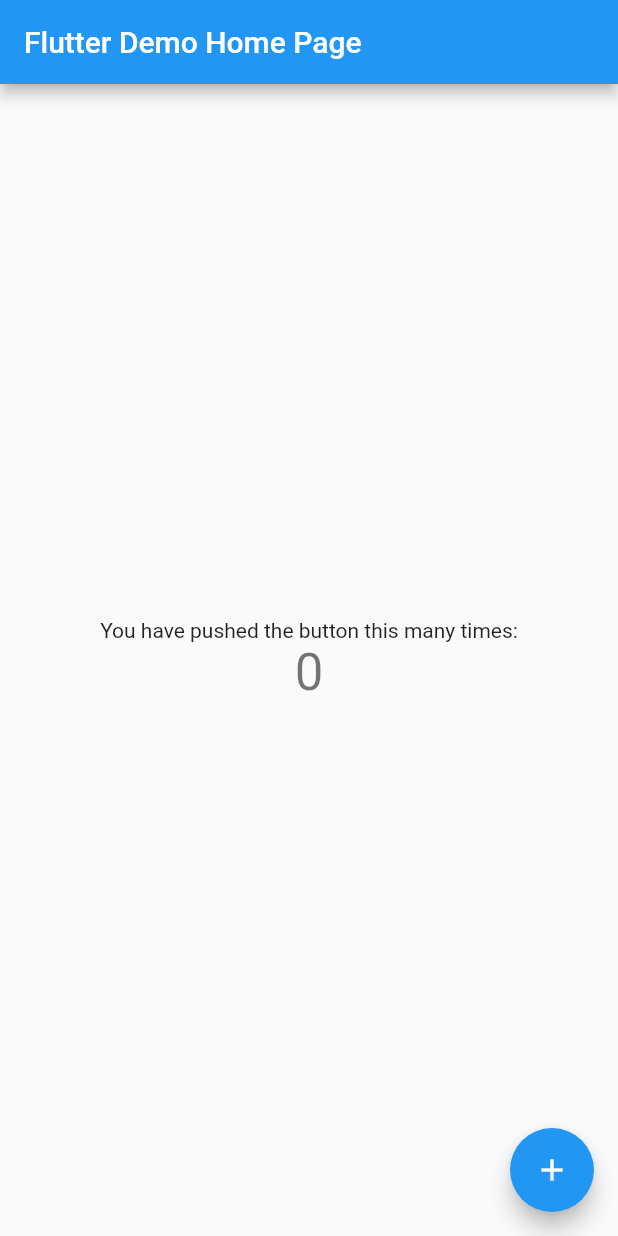
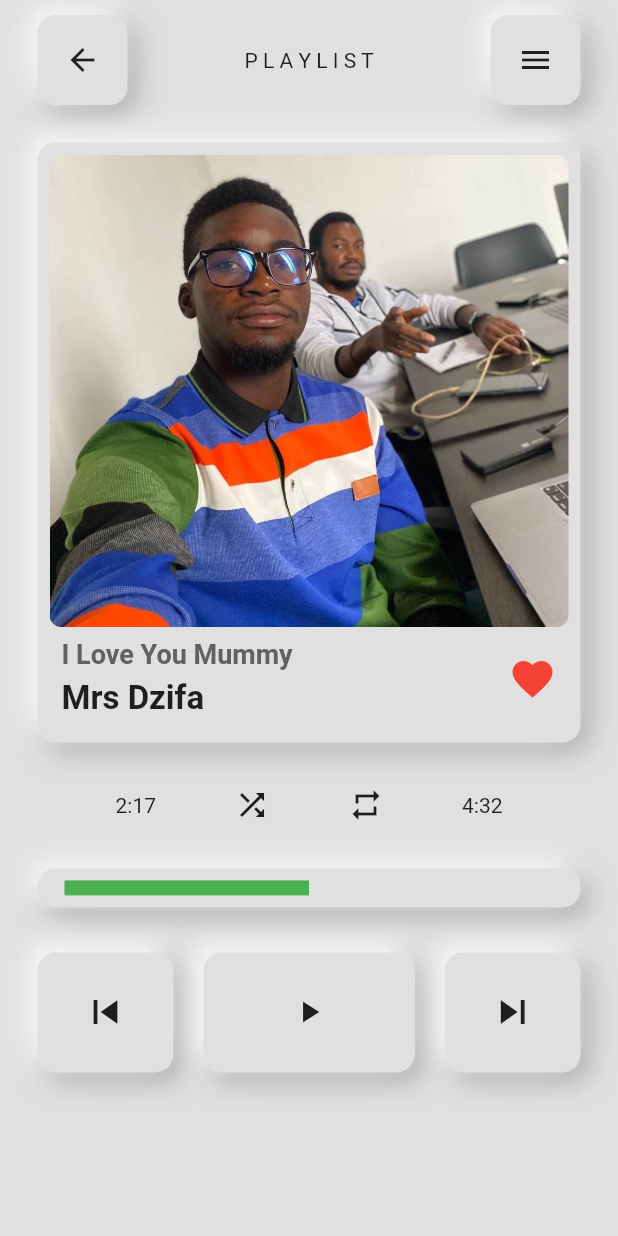
Before and after one commit to Victorspy-web/flutter_music_app_ui, a Flutter app: the screen it shows after launch, on a phone screen of 412 x 824 dp. Run offline on Flutter 3.47's test engine with Material 2 defaults, Android fonts, the phone set to English and light mode, and no system bars; drawn by our look-alikes of percent_indicator.

Commit message:
done with design

```diff
--- a/lib/main.dart
+++ b/lib/main.dart
@@ -1,4 +1,5 @@
 import 'package:flutter/material.dart';
+import 'package:music_player_ui/song_page.dart';
 
 void main() {
   runApp(const MyApp());
@@ -10,106 +11,13 @@ class MyApp extends StatelessWidget {
   // This widget is the root of your application.
   @override
   Widget build(BuildContext context) {
-    return MaterialApp(
-      title: 'Flutter Demo',
-      theme: ThemeData(
-        // This is the theme of your application.
-        //
-        // Try running your application with "flutter run". You'll see the
-        // application has a blue toolbar. Then, without quitting the app, try
-        // changing the primarySwatch below to Colors.green and then invoke
-        // "hot reload" (press "r" in the console where you ran "flutter run",
-        // or simply save your changes to "hot reload" in a Flutter IDE).
-        // Notice that the counter didn't reset back to zero; the application
-        // is not restarted.
-        primarySwatch: Colors.blue,
-      ),
-      home: const MyHomePage(title: 'Flutter Demo Home Page'),
+    return const MaterialApp(
+      debugShowCheckedModeBanner: false,
+      title: 'Music Player',
+      home: SongPage(),
+      // theme: ThemeData(
+      //   primarySwatch: Colors.blue,
+      // ),
     );
   }
 }
-
-class MyHomePage extends StatefulWidget {
-  const MyHomePage({super.key, required this.title});
-
-  // This widget is the home page of your application. It is stateful, meaning
-  // that it has a State object (defined below) that contains fields that affect
-  // how it looks.
-
-  // This class is the configuration for the state. It holds the values (in this
-  // case the title) provided by the parent (in this case the App widget) and
-  // used by the build method of the State. Fields in a Widget subclass are
-  // always marked "final".
-
-  final String title;
-
-  @override
-  State<MyHomePage> createState() => _MyHomePageState();
-}
-
-class _MyHomePageState extends State<MyHomePage> {
-  int _counter = 0;
-
-  void _incrementCounter() {
-    setState(() {
-      // This call to setState tells the Flutter framework that something has
-      // changed in this State, which causes it to rerun the build method below
-      // so that the display can reflect the updated values. If we changed
-      // _counter without calling setState(), then the build method would not be
-      // called again, and so nothing would appear to happen.
-      _counter++;
-    });
-  }
-
-  @override
-  Widget build(BuildContext context) {
-    // This method is rerun every time setState is called, for instance as done
-    // by the _incrementCounter method above.
-    //
-    // The Flutter framework has been optimized to make rerunning build methods
-    // fast, so that you can just rebuild anything that needs updating rather
-    // than having to individually change instances of widgets.
-    return Scaffold(
-      appBar: AppBar(
-        // Here we take the value from the MyHomePage object that was created by
-        // the App.build method, and use it to set our appbar title.
-        title: Text(widget.title),
-      ),
-      body: Center(
-        // Center is a layout widget. It takes a single child and positions it
-        // in the middle of the parent.
-        child: Column(
-          // Column is also a layout widget. It takes a list of children and
-          // arranges them vertically. By default, it sizes itself to fit its
-          // children horizontally, and tries to be as tall as its parent.
-          //
-          // Invoke "debug painting" (press "p" in the console, choose the
-          // "Toggle Debug Paint" action from the Flutter Inspector in Android
-          // Studio, or the "Toggle Debug Paint" command in Visual Studio Code)
-          // to see the wireframe for each widget.
-          //
-          // Column has various properties to control how it sizes itself and
-          // how it positions its children. Here we use mainAxisAlignment to
-          // center the children vertically; the main axis here is the vertical
-          // axis because Columns are vertical (the cross axis would be
-          // horizontal).
-          mainAxisAlignment: MainAxisAlignment.center,
-          children: <Widget>[
-            const Text(
-              'You have pushed the button this many times:',
-            ),
-            Text(
-              '$_counter',
-              style: Theme.of(context).textTheme.headline4,
-            ),
-          ],
-        ),
-      ),
-      floatingActionButton: FloatingActionButton(
-        onPressed: _incrementCounter,
-        tooltip: 'Increment',
-        child: const Icon(Icons.add),
-      ), // This trailing comma makes auto-formatting nicer for build methods.
-    );
-  }
-}
--- /dev/null
+++ b/lib/neu_box.dart
@@ -0,0 +1,40 @@
+import 'package:flutter/material.dart';
+
+class NeuBox extends StatelessWidget {
+  const NeuBox({
+    Key? key,
+    this.child,
+  }) : super(key: key);
+
+  final child;
+
+  @override
+  Widget build(BuildContext context) {
+    return Container(
+      padding: const EdgeInsets.all(8),
+      decoration: BoxDecoration(
+        color: Colors.grey[300],
+        borderRadius: BorderRadius.circular(12),
+        boxShadow: [
+          // darker shadow on the bottom right
+          BoxShadow(
+            color: Colors.grey.shade500,
+            blurRadius: 15,
+            offset: const Offset(5, 5),
+          ),
+
+          const BoxShadow(
+            color: Colors.white,
+            blurRadius: 15,
+            offset: Offset(-5, -5),
+          ),
+
+          //light shadow on the top left
+        ],
+      ),
+      child: Center(
+        child: child,
+      ),
+    );
+  }
+}
--- /dev/null
+++ b/lib/song_page.dart
@@ -0,0 +1,165 @@
+import 'package:flutter/material.dart';
+import 'package:music_player_ui/neu_box.dart';
+import 'package:percent_indicator/percent_indicator.dart';
+
+class SongPage extends StatefulWidget {
+  const SongPage({
+    Key? key,
+  }) : super(key: key);
+
+  @override
+  State<SongPage> createState() => _SongPageState();
+}
+
+class _SongPageState extends State<SongPage> {
+  @override
+  Widget build(BuildContext context) {
+    return Scaffold(
+      backgroundColor: Colors.grey[300],
+      body: SafeArea(
+        child: Padding(
+          padding: const EdgeInsets.symmetric(horizontal: 25.0),
+          child: Column(
+            children: <Widget>[
+              const SizedBox(height: 10),
+              // back and menu buttons
+              Row(
+                mainAxisAlignment: MainAxisAlignment.spaceBetween,
+                children: const [
+                  SizedBox(
+                    height: 60,
+                    width: 60,
+                    child: NeuBox(
+                      child: Icon(Icons.arrow_back),
+                    ),
+                  ),
+                  Text("P L A Y L I S T"),
+                  SizedBox(
+                    height: 60,
+                    width: 60,
+                    child: NeuBox(
+                      child: Icon(Icons.menu),
+                    ),
+                  ),
+                ],
+              ),
+
+              const SizedBox(height: 25),
+
+              // cover art, artist name and song name
+              NeuBox(
+                child: Column(
+                  children: [
+                    ClipRRect(
+                      borderRadius: BorderRadius.circular(8),
+                      child: Image.asset(
+                        "assets/images/cover.jpeg",
+                      ),
+                    ),
+                    Padding(
+                      padding: const EdgeInsets.all(8.0),
+                      child: Row(
+                        mainAxisAlignment: MainAxisAlignment.spaceBetween,
+                        children: [
+                          Column(
+                            crossAxisAlignment: CrossAxisAlignment.start,
+                            children: [
+                              Text(
+                                "I Love You Mummy",
+                                style: TextStyle(
+                                  fontWeight: FontWeight.bold,
+                                  fontSize: 18,
+                                  color: Colors.grey.shade700,
+                                ),
+                              ),
+                              const SizedBox(height: 6),
+                              const Text(
+                                "Mrs Dzifa",
+                                style: TextStyle(
+                                  fontWeight: FontWeight.bold,
+                                  fontSize: 22,
+                                ),
+                              ),
+                            ],
+                          ),
+                          const Icon(
+                            Icons.favorite,
+                            color: Colors.red,
+                            size: 32,
+                          ),
+                        ],
+                      ),
+                    ),
+                  ],
+                ),
+              ),
+
+              const SizedBox(height: 30),
+
+              // start time, shuffle btn, repeat and end time
+              Row(
+                mainAxisAlignment: MainAxisAlignment.spaceEvenly,
+                children: const [
+                  Text("2:17"),
+                  Icon(Icons.shuffle),
+                  Icon(Icons.repeat),
+                  Text("4:32"),
+                ],
+              ),
+
+              const SizedBox(height: 30),
+
+              // progress bar
+              NeuBox(
+                child: LinearPercentIndicator(
+                  lineHeight: 10,
+                  percent: 0.5,
+                  progressColor: Colors.green,
+                  backgroundColor: Colors.transparent,
+                ),
+              ),
+
+              const SizedBox(height: 30),
+
+              //previous songs,pause play btn and skip to next song
+              SizedBox(
+                height: 80,
+                child: Row(
+                  children: const [
+                    Expanded(
+                      child: NeuBox(
+                        child: Icon(
+                          Icons.skip_previous,
+                          size: 32,
+                        ),
+                      ),
+                    ),
+                    Expanded(
+                      flex: 2,
+                      child: Padding(
+                        padding: EdgeInsets.symmetric(
+                          horizontal: 20,
+                        ),
+                        child: NeuBox(
+                          child: Icon(Icons.play_arrow),
+                        ),
+                      ),
+                    ),
+                    Expanded(
+                      child: NeuBox(
+                        child: Icon(
+                          Icons.skip_next,
+                          size: 32,
+                        ),
+                      ),
+                    ),
+                  ],
+                ),
+              ),
+            ],
+          ),
+        ),
+      ),
+    );
+  }
+}
```
Also changed, not shown: pubspec.yaml (+5 -6 lines), assets/images/cover.jpeg (added), pubspec.lock.
